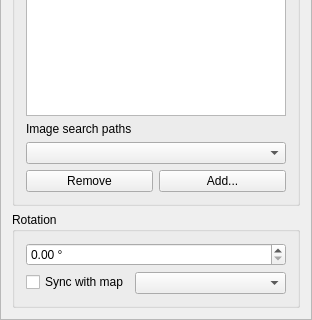
Old version of the form src/ui/qgscomposerpicturewidgetbase.ui in the repository carsmie/QGIS; both pictures show x 0 to 312 and y 252 to 572 of the 312 by 572 pixel window.
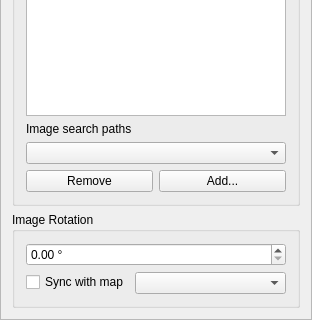
New version of the form. Custom widgets are drawn as their Qt base class.

Commit message: [composer] Clean up item rotation api, seperate item rotation (for shapes, labels) from map rotation and picture rotation. Maintain compatibility with 2.0 api, deprecate ambiguous rotation/setRotation methods

Diff of the .ui file:
```diff
--- a/src/ui/qgscomposerpicturewidgetbase.ui
+++ b/src/ui/qgscomposerpicturewidgetbase.ui
@@ -213,7 +213,7 @@
        <item>
         <widget class="QgsCollapsibleGroupBoxBasic" name="groupBox">
          <property name="title">
-          <string>Rotation</string>
+          <string>Image Rotation</string>
          </property>
          <property name="syncGroup" stdset="0">
           <string notr="true">composeritem</string>
```
Left out of the diff: 2 changed lines with no effect on the pictures. The commit also changes 26 other files.
